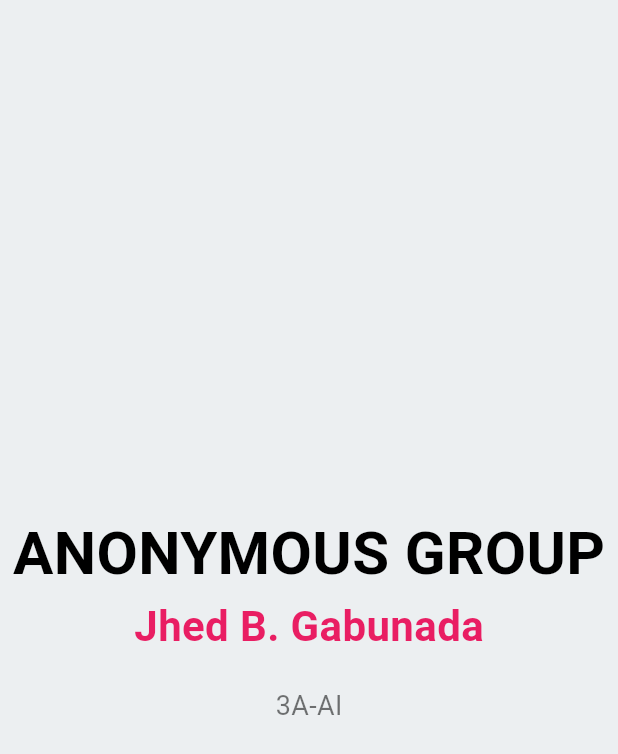
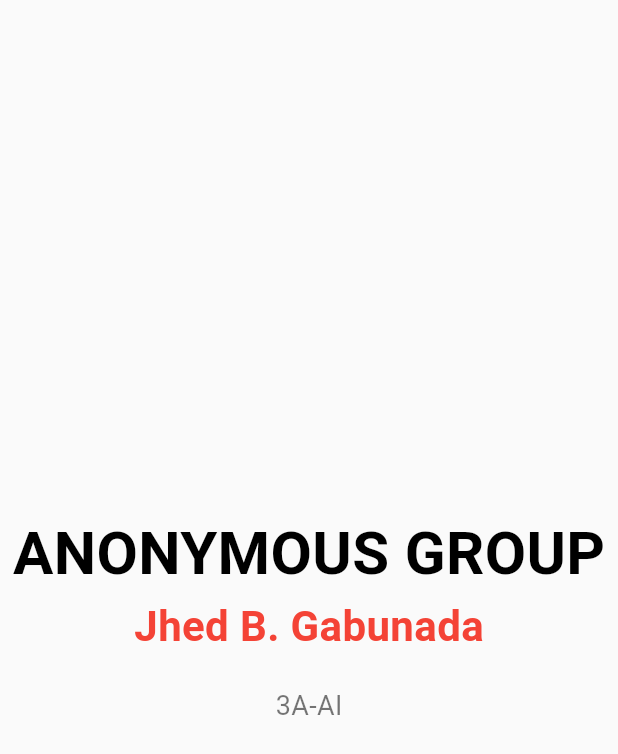
Before and after one commit to JHED-sudo/lab6, a Flutter app: the screen it shows after launch, on a phone screen of 412 x 824 dp. Shown: the top 754 px of the screen. Run offline on Flutter 3.47's test engine with Material 3 defaults, Android fonts, the phone set to English and light mode, and no system bars.

Commit message:
Lab 6: change background color & Text

```diff
--- a/lib/main.dart
+++ b/lib/main.dart
@@ -14,7 +14,7 @@ class MyApp extends StatelessWidget {
       title: 'Anonymous Group App',
       home: Scaffold(
         // The background color is set here!
-        backgroundColor: Colors.blueGrey[50],
+        backgroundColor: Colors.grey[50],
         body: Center(
           child: Column(
             // To prevent the column from taking up the full screen height
@@ -33,7 +33,7 @@ class MyApp extends StatelessWidget {
                 style: TextStyle(
                     fontSize: 28,
                     fontWeight: FontWeight.bold,
-                    color: Colors.pink
+                    color: Colors.red
                 ),
               ),
               const SizedBox(height: 20),
```
